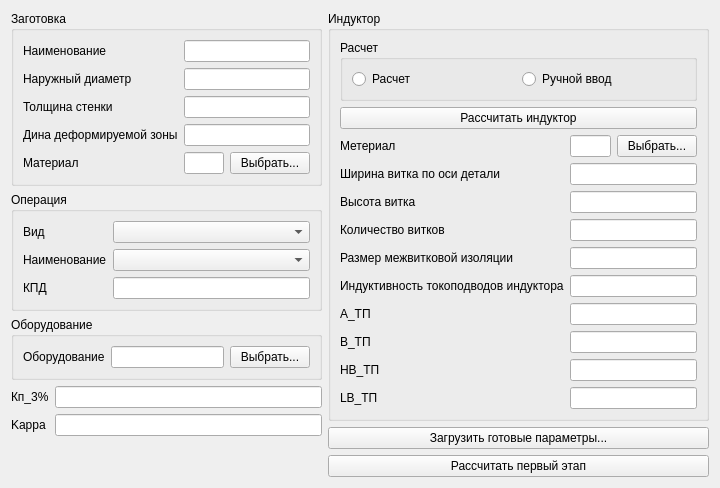
First picture: the form in gui/InitialParameters.ui, repository Kroshy1984/MIOM, before the edit.
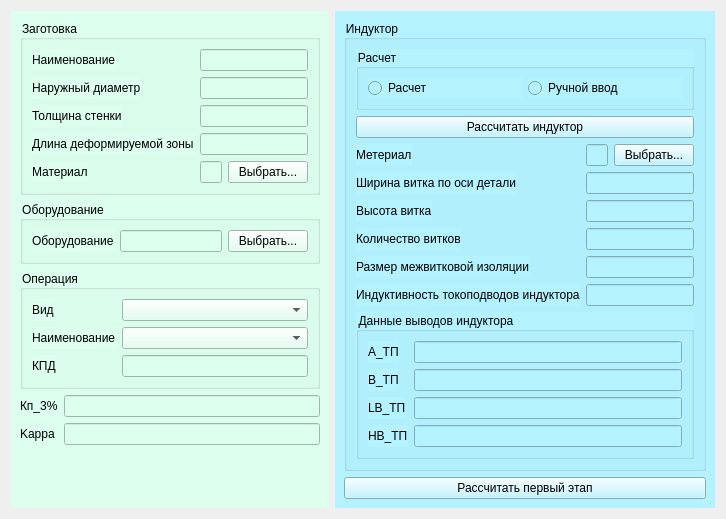
Second picture: the form after the edit.

Diff of the .ui file:
```diff
--- a/gui/InitialParameters.ui
+++ b/gui/InitialParameters.ui
@@ -6,8 +6,8 @@
    <rect>
     <x>0</x>
     <y>0</y>
-    <width>720</width>
-    <height>440</height>
+    <width>726</width>
+    <height>467</height>
    </rect>
   </property>
   <property name="windowTitle">
@@ -15,7 +15,12 @@
   </property>
   <layout class="QHBoxLayout" name="horizontalLayout_2">
    <item>
-    <layout class="QVBoxLayout" name="verticalLayout">
+    <widget class="QWidget" name="widget" native="true">
+     <property name="styleSheet">
+      <string notr="true">QWidget { background-color: rgb(221, 255, 238) }
+</string>
+     </property>
+     <layout class="QVBoxLayout" name="verticalLayout_6">
      <item>
       <widget class="QGroupBox" name="groupBox">
        <property name="title">
@@ -49,7 +54,7 @@
         <item row="3" column="0">
          <widget class="QLabel" name="label_4">
           <property name="text">
-           <string>Дина деформируемой зоны</string>
+            <string>Длина деформируемой зоны</string>
           </property>
          </widget>
         </item>
@@ -99,6 +104,32 @@
        </layout>
       </widget>
      </item>
+      <item>
+       <widget class="QGroupBox" name="groupBox_5">
+        <property name="title">
+         <string>Оборудование</string>
+        </property>
+        <layout class="QHBoxLayout" name="horizontalLayout_5">
+         <item>
+          <widget class="QLabel" name="label_19">
+           <property name="text">
+            <string>Оборудование</string>
+           </property>
+          </widget>
+         </item>
+         <item>
+          <widget class="QLineEdit" name="lineEditMachineName"/>
+         </item>
+         <item>
+          <widget class="QPushButton" name="pushButtonMachine">
+           <property name="text">
+            <string>Выбрать...</string>
+           </property>
+          </widget>
+         </item>
+        </layout>
+       </widget>
+      </item>
      <item>
       <widget class="QGroupBox" name="groupBox_2">
        <property name="title">
@@ -138,32 +169,6 @@
        </layout>
       </widget>
      </item>
-     <item>
-      <widget class="QGroupBox" name="groupBox_5">
-       <property name="title">
-        <string>Оборудование</string>
-       </property>
-       <layout class="QHBoxLayout" name="horizontalLayout_5">
-        <item>
-         <widget class="QLabel" name="label_19">
-          <property name="text">
-           <string>Оборудование</string>
-          </property>
-         </widget>
-        </item>
-        <item>
-         <widget class="QLineEdit" name="lineEditMachineName"/>
-        </item>
-        <item>
-         <widget class="QPushButton" name="pushButtonMachine">
-          <property name="text">
-           <string>Выбрать...</string>
-          </property>
-         </widget>
-        </item>
-       </layout>
-      </widget>
-     </item>
      <item>
       <layout class="QFormLayout" name="formLayout">
        <item row="0" column="0">
@@ -202,9 +207,15 @@
       </spacer>
      </item>
     </layout>
+    </widget>
    </item>
    <item>
-    <layout class="QVBoxLayout" name="verticalLayout_2">
+    <widget class="QWidget" name="widget_2" native="true">
+     <property name="styleSheet">
+      <string notr="true">QWidget { background-color: rgb(180, 242, 255) }
+</string>
+     </property>
+     <layout class="QVBoxLayout" name="verticalLayout_5">
      <item>
       <widget class="QGroupBox" name="groupBox_3">
        <property name="title">
@@ -327,56 +338,58 @@
           <item row="5" column="1">
            <widget class="QLineEdit" name="lineEditInductance"/>
           </item>
-          <item row="6" column="0">
+          </layout>
+         </item>
+         <item>
+          <widget class="QGroupBox" name="groupBox_6">
+           <property name="title">
+            <string>Данные выводов индуктора</string>
+           </property>
+           <layout class="QFormLayout" name="formLayout_6">
+            <item row="0" column="0">
            <widget class="QLabel" name="label_15">
             <property name="text">
              <string>A_ТП</string>
             </property>
            </widget>
           </item>
-          <item row="6" column="1">
+            <item row="0" column="1">
            <widget class="QLineEdit" name="lineEditA_tp"/>
           </item>
-          <item row="7" column="0">
+            <item row="1" column="0">
            <widget class="QLabel" name="label_16">
             <property name="text">
              <string>B_ТП</string>
             </property>
            </widget>
           </item>
-          <item row="7" column="1">
+            <item row="1" column="1">
            <widget class="QLineEdit" name="lineEditB_tp"/>
           </item>
-          <item row="8" column="0">
-           <widget class="QLabel" name="label_17">
-            <property name="text">
-             <string>HB_ТП</string>
-            </property>
-           </widget>
-          </item>
-          <item row="8" column="1">
-           <widget class="QLineEdit" name="lineEditHB_tp"/>
-          </item>
-          <item row="9" column="0">
+            <item row="2" column="0">
            <widget class="QLabel" name="label_18">
             <property name="text">
              <string>LB_ТП</string>
             </property>
            </widget>
           </item>
-          <item row="9" column="1">
+            <item row="2" column="1">
            <widget class="QLineEdit" name="lineEditLB_tp"/>
           </item>
-         </layout>
-        </item>
-       </layout>
-      </widget>
-     </item>
-     <item>
-      <widget class="QPushButton" name="pushButtonLoadParameters">
+            <item row="3" column="0">
+             <widget class="QLabel" name="label_17">
        <property name="text">
-        <string>Загрузить готовые параметры...</string>
-       </property>
+               <string>HB_ТП</string>
+              </property>
+             </widget>
+            </item>
+            <item row="3" column="1">
+             <widget class="QLineEdit" name="lineEditHB_tp"/>
+            </item>
+           </layout>
+          </widget>
+         </item>
+        </layout>
       </widget>
      </item>
      <item>
@@ -400,6 +413,7 @@
       </spacer>
      </item>
     </layout>
+    </widget>
    </item>
   </layout>
  </widget>
```
Lines whose indentation alone changed are shown as unchanged.
